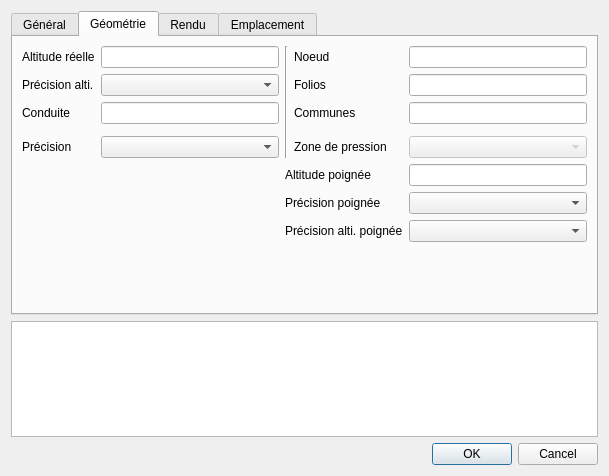
qwat/QWAT, file qgis-project/ui_forms/valve.ui: the form before one commit.
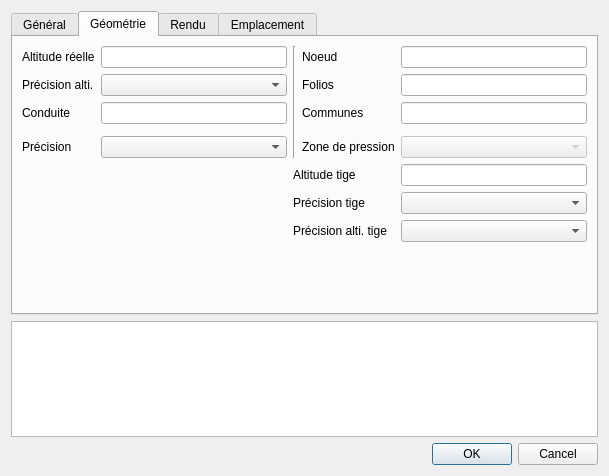
The form after the commit. The open tabs and pages were chosen to show the change. Custom widgets are drawn as their Qt base class.

Commit message: changed poignée to tije for valves label

```diff
--- a/qgis-project/ui_forms/valve.ui
+++ b/qgis-project/ui_forms/valve.ui
@@ -229,7 +229,7 @@
        <item row="8" column="2" colspan="2">
         <widget class="QLabel" name="label_23">
          <property name="text">
-          <string>Précision poignée</string>
+          <string>Précision tige</string>
          </property>
         </widget>
        </item>
@@ -304,7 +304,7 @@
        <item row="7" column="2" colspan="2">
         <widget class="QLabel" name="label_22">
          <property name="text">
-          <string>Altitude poignée</string>
+          <string>Altitude tige</string>
          </property>
         </widget>
        </item>
@@ -344,7 +344,7 @@
        <item row="9" column="2" colspan="2">
         <widget class="QLabel" name="label_24">
          <property name="text">
-          <string>Précision alti. poignée</string>
+          <string>Précision alti. tige</string>
          </property>
         </widget>
        </item>
```
